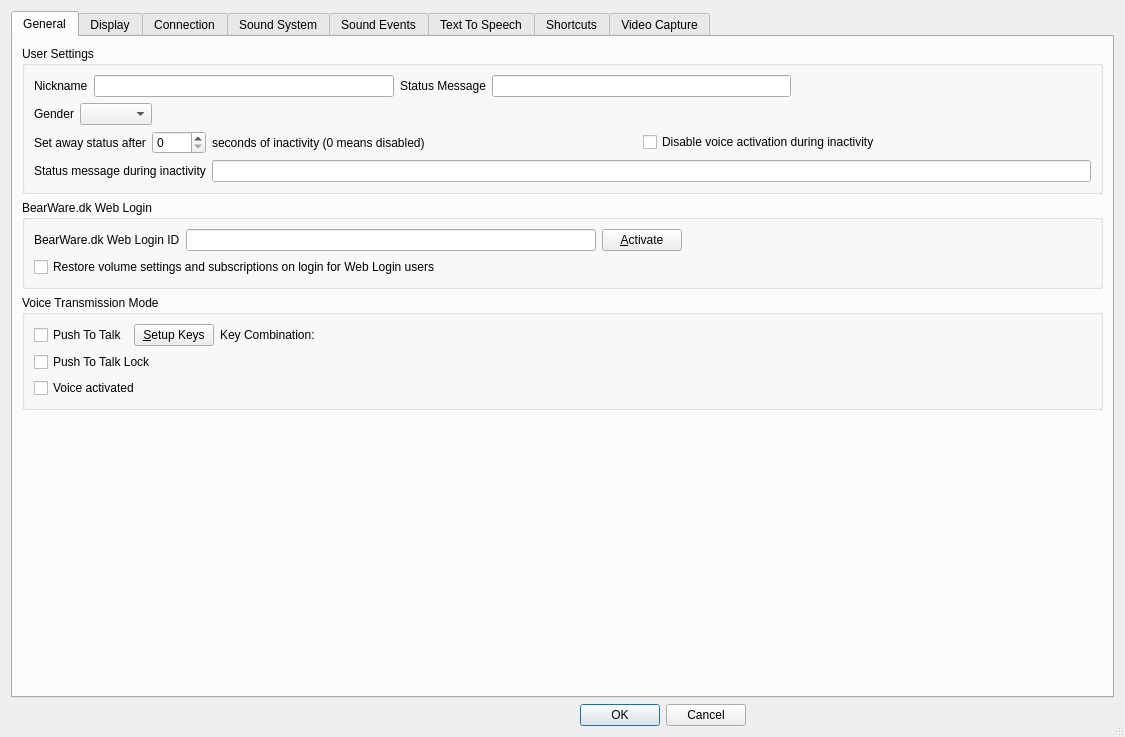
Old version of the form Client/qtTeamTalk/preferences.ui in the repository BearWare/TeamTalk5.
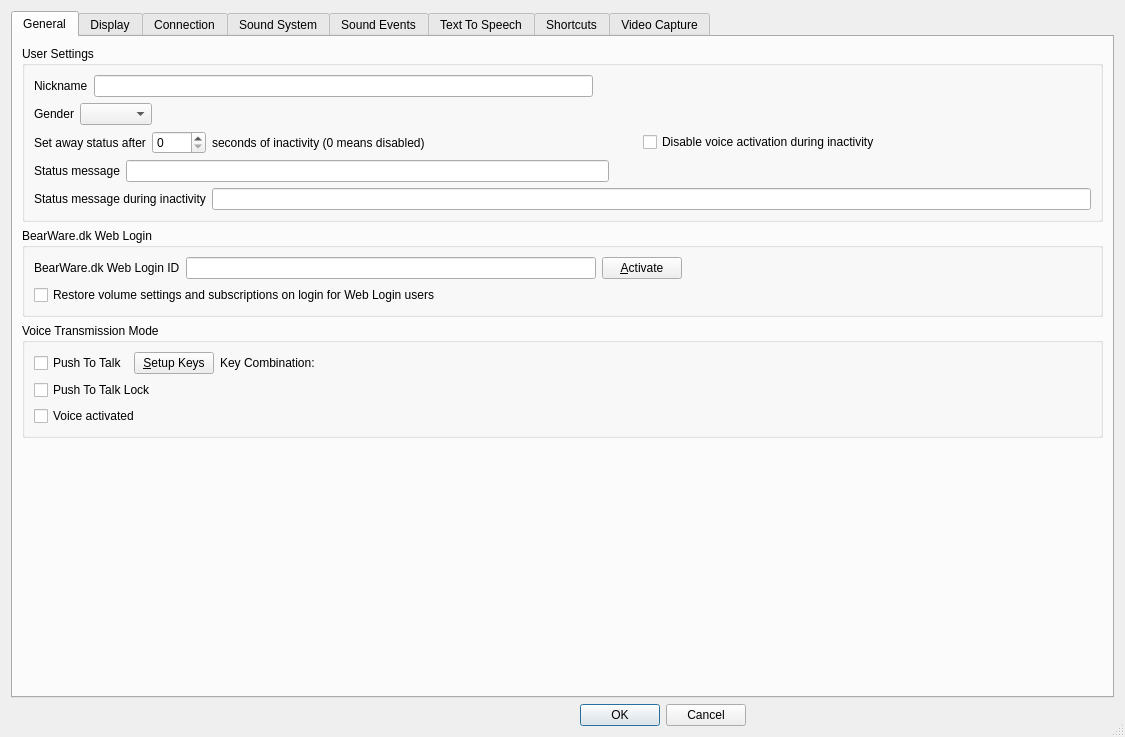
New version of the form. Icons and pictures are not drawn. Custom widgets are drawn as their Qt base class.

Commit message: Place status message controls above inactive status message controls

```diff
--- a/Client/qtTeamTalk/preferences.ui
+++ b/Client/qtTeamTalk/preferences.ui
@@ -94,19 +94,6 @@
             <item>
              <widget class="QLineEdit" name="nicknameEdit"/>
             </item>
-            <item>
-             <widget class="QLabel" name="label_statusmsg">
-              <property name="text">
-               <string>Status Message</string>
-              </property>
-              <property name="buddy">
-               <cstring>statusmsgEdit</cstring>
-              </property>
-             </widget>
-            </item>
-            <item>
-             <widget class="QLineEdit" name="statusmsgEdit"/>
-            </item>
             <item>
              <spacer name="horizontalSpacer">
               <property name="orientation">
@@ -216,6 +203,36 @@
             </item>
            </layout>
           </item>
+          <item>
+           <layout class="QHBoxLayout" name="horizontalLayout_11">
+            <item>
+             <widget class="QLabel" name="label_statusmsg">
+              <property name="text">
+               <string>Status message</string>
+              </property>
+              <property name="buddy">
+               <cstring>statusmsgEdit</cstring>
+              </property>
+             </widget>
+            </item>
+            <item>
+             <widget class="QLineEdit" name="statusmsgEdit"/>
+            </item>
+            <item>
+             <spacer name="horizontalSpacer_30">
+              <property name="orientation">
+               <enum>Qt::Orientation::Horizontal</enum>
+              </property>
+              <property name="sizeHint" stdset="0">
+               <size>
+                <width>40</width>
+                <height>20</height>
+               </size>
+              </property>
+             </spacer>
+            </item>
+           </layout>
+          </item>
           <item>
            <layout class="QHBoxLayout" name="horizontalLayout_28">
             <item>
```
